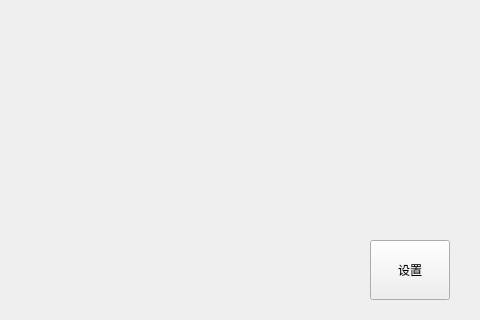
The window that QtMatchingGame.ui (emmTGB/QtMatchingGame) describes before a commit, drawn with Qt 5; both pictures show x 320 to 800 and y 280 to 600 of the 800 by 600 pixel window.
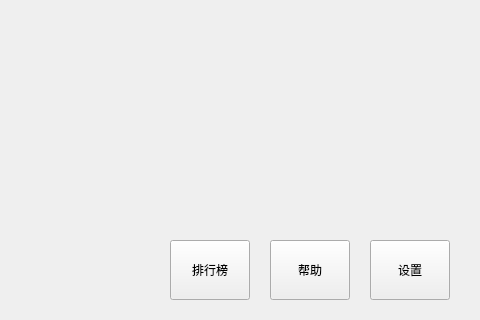
The same window after the commit. Icons and pictures are not drawn.

What changed in the file:
```diff
--- a/QtMatchingGame.ui
+++ b/QtMatchingGame.ui
@@ -82,6 +82,32 @@
      <string>设置</string>
     </property>
    </widget>
+   <widget class="QPushButton" name="rankBtn">
+    <property name="geometry">
+     <rect>
+      <x>490</x>
+      <y>520</y>
+      <width>80</width>
+      <height>60</height>
+     </rect>
+    </property>
+    <property name="text">
+     <string>排行榜</string>
+    </property>
+   </widget>
+   <widget class="QPushButton" name="helpBtn">
+    <property name="geometry">
+     <rect>
+      <x>590</x>
+      <y>520</y>
+      <width>80</width>
+      <height>60</height>
+     </rect>
+    </property>
+    <property name="text">
+     <string>帮助</string>
+    </property>
+   </widget>
   </widget>
  </widget>
  <layoutdefault spacing="6" margin="11"/>
```
